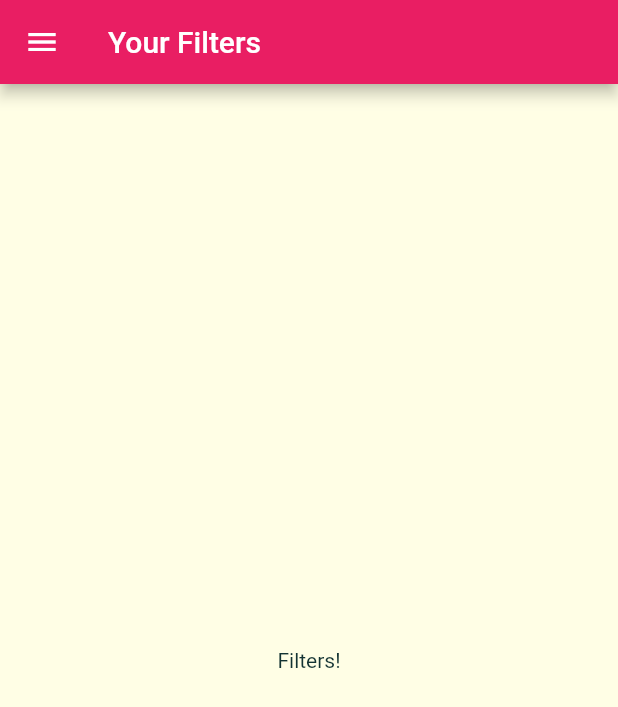
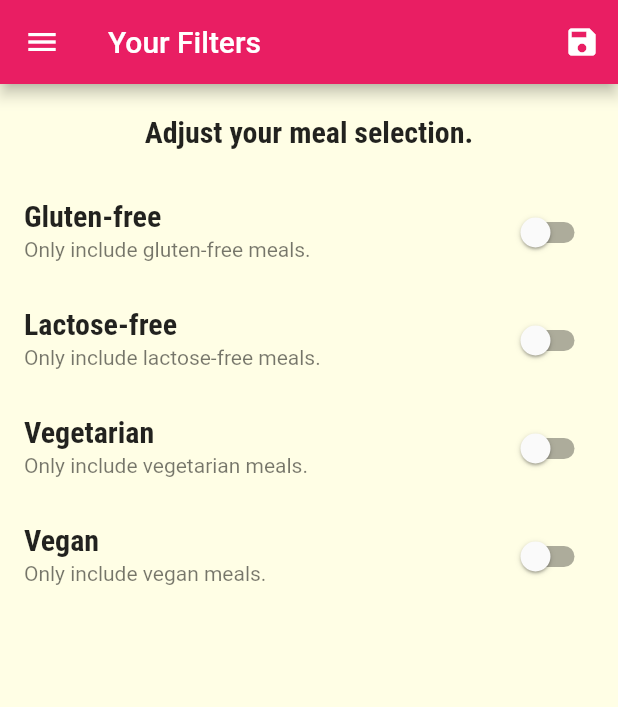
Before and after one commit to SukaranKant/Meals, a Flutter app: the FiltersScreen screen opened by its route, on a phone screen of 412 x 824 dp. Shown: the top 707 px of the screen. Run offline on Flutter 3.47's test engine with Material 2 defaults, Android fonts, the phone set to English and light mode, and no system bars; Roboto replaces fonts that are missing (Raleway).

Commit message:
add filter screen

```diff
--- a/lib/main.dart
+++ b/lib/main.dart
@@ -3,10 +3,50 @@ import './screens/filters_screen.dart';
 import './screens/meal_detail_screen.dart';
 import './screens/category_meals_screen.dart';
 import './screens/tabs_screen.dart';
+import './dummy_data.dart';
+import './models/meal.dart';
+
 
 void main() => runApp(MyApp());
 
-class MyApp extends StatelessWidget {
+class MyApp extends StatefulWidget {
+  @override
+  State<MyApp> createState() => _MyAppState();
+}
+
+class _MyAppState extends State<MyApp> {
+
+  Map<String, bool> _filters = {
+    'gluten': false,
+    'lactose': false,
+    'vegan': false,
+    'vegetarian': false,
+  };
+
+  List<Meal> _availableMeals = DUMMY_MEALS;
+
+  void _setFilters(Map<String, bool> filterData) {
+    setState(() {
+      _filters = filterData;
+
+      _availableMeals = DUMMY_MEALS.where((meal) {
+        if (_filters['gluten'] && !meal.isGlutenFree) {
+          return false;
+        }
+        if (_filters['lactose'] && !meal.isLactoseFree) {
+          return false;
+        }
+        if (_filters['vegan'] && !meal.isVegan) {
+          return false;
+        }
+        if (_filters['vegetarian'] && !meal.isVegetarian) {
+          return false;
+        }
+        return true;
+      }).toList();
+    });
+  }
+
   @override
   Widget build(BuildContext context) {
     return MaterialApp(
@@ -34,9 +74,9 @@ class MyApp extends StatelessWidget {
       // home: CategoriesScreen(),
       routes: {
         '/': (ctx) => TabsScreen(),
-        CategoryMealsScreen.routeName: (ctx) => CategoryMealsScreen(),
+        CategoryMealsScreen.routeName: (ctx) => CategoryMealsScreen(_availableMeals),
         MealDetailScreen.routeName: (ctx) => MealDetailScreen(),
-        FiltersScreen.routeName: (ctx) => FiltersScreen(),
+        FiltersScreen.routeName: (ctx) => FiltersScreen(_setFilters, _filters),
       },
       onUnknownRoute: (settings) {
         return MaterialPageRoute(
--- a/lib/screens/category_meals_screen.dart
+++ b/lib/screens/category_meals_screen.dart
@@ -1,10 +1,12 @@
 import 'package:flutter/material.dart';
 import '../widgets/meal_item.dart';
 import '../models/meal.dart';
-import '../dummy_data.dart';
 
 class CategoryMealsScreen extends StatefulWidget {
   static const routeName = '/category-meals';
+  final List<Meal> availableMeals;
+
+  const CategoryMealsScreen(this.availableMeals);
 
   @override
   State<CategoryMealsScreen> createState() => _CategoryMealsScreenState();
@@ -27,7 +29,7 @@ class _CategoryMealsScreenState extends State<CategoryMealsScreen> {
           ModalRoute.of(context).settings.arguments as Map<String, String>;
       final categoryId = routeArgs['id'];
       categoryTitle = routeArgs['title'];
-      displayedMeals = DUMMY_MEALS.where((meal) {
+      displayedMeals = widget.availableMeals.where((meal) {
         return meal.categories.contains(categoryId);
       }).toList();
       _loadedInitData = true;
--- a/lib/screens/filters_screen.dart
+++ b/lib/screens/filters_screen.dart
@@ -1,17 +1,120 @@
 import 'package:flutter/material.dart';
 import '../widgets/main_drawer.dart';
 
-class FiltersScreen extends StatelessWidget {
+class FiltersScreen extends StatefulWidget {
   static const routeName = '/filters';
+
+  final Function saveFilters;
+  final Map<String, bool> currentFilters;
+
+  FiltersScreen(this.saveFilters, this.currentFilters);
+
+  @override
+  State<FiltersScreen> createState() => _FiltersScreenState();
+}
+
+class _FiltersScreenState extends State<FiltersScreen> {
+  bool _glutenFree = false;
+  bool _vegetarian = false;
+  bool _vegan = false;
+  bool _lactoseFree = false;
+
+  @override
+  void initState() {
+    _glutenFree = widget.currentFilters['gluten'];
+    _lactoseFree = widget.currentFilters['lactose'];
+    _vegan = widget.currentFilters['vegan'];
+    _vegetarian = widget.currentFilters['vegetarian'];
+    super.initState();
+  }
+
+  Widget _buildSwitchListTile(
+    String title,
+    String subtitle,
+    bool currentValue,
+    Function updateValue,
+  ) {
+    return SwitchListTile(
+      title: Text(title),
+      value: currentValue,
+      subtitle: Text(subtitle),
+      onChanged: (newValue) {
+        setState(() {
+          updateValue(newValue);
+        });
+      },
+    );
+  }
+
   @override
   Widget build(BuildContext context) {
     return Scaffold(
       appBar: AppBar(
         title: Text('Your Filters'),
+        actions: [
+          IconButton(
+            onPressed: (){
+              final selectedFilters = {
+                'gluten': _glutenFree,
+                'lactose': _lactoseFree,
+                'vegan': _vegan,
+                'vegetarian': _vegetarian,
+              };
+              widget.saveFilters(selectedFilters);
+            },
+            icon: const Icon(Icons.save),
+          ),
+        ],
       ),
       drawer: MainDrawer(),
-      body: Center(
-        child: Text('Filters!'),
+      body: Column(
+        children: [
+          Container(
+            padding: EdgeInsets.all(20),
+            child: Text(
+              'Adjust your meal selection.',
+              style: Theme.of(context).textTheme.subtitle1,
+            ),
+          ),
+          Expanded(
+            child: ListView(
+              children: [
+                _buildSwitchListTile(
+                  'Gluten-free',
+                  'Only include gluten-free meals.',
+                  _glutenFree,
+                  (newValue) {
+                    _glutenFree = newValue;
+                  },
+                ),
+                _buildSwitchListTile(
+                  'Lactose-free',
+                  'Only include lactose-free meals.',
+                  _lactoseFree,
+                  (newValue) {
+                    _lactoseFree = newValue;
+                  },
+                ),
+                _buildSwitchListTile(
+                  'Vegetarian',
+                  'Only include vegetarian meals.',
+                  _vegetarian,
+                  (newValue) {
+                    _vegetarian = newValue;
+                  },
+                ),
+                _buildSwitchListTile(
+                  'Vegan',
+                  'Only include vegan meals.',
+                  _vegan,
+                  (newValue) {
+                    _vegan = newValue;
+                  },
+                ),
+              ],
+            ),
+          ),
+        ],
       ),
     );
   }
```
